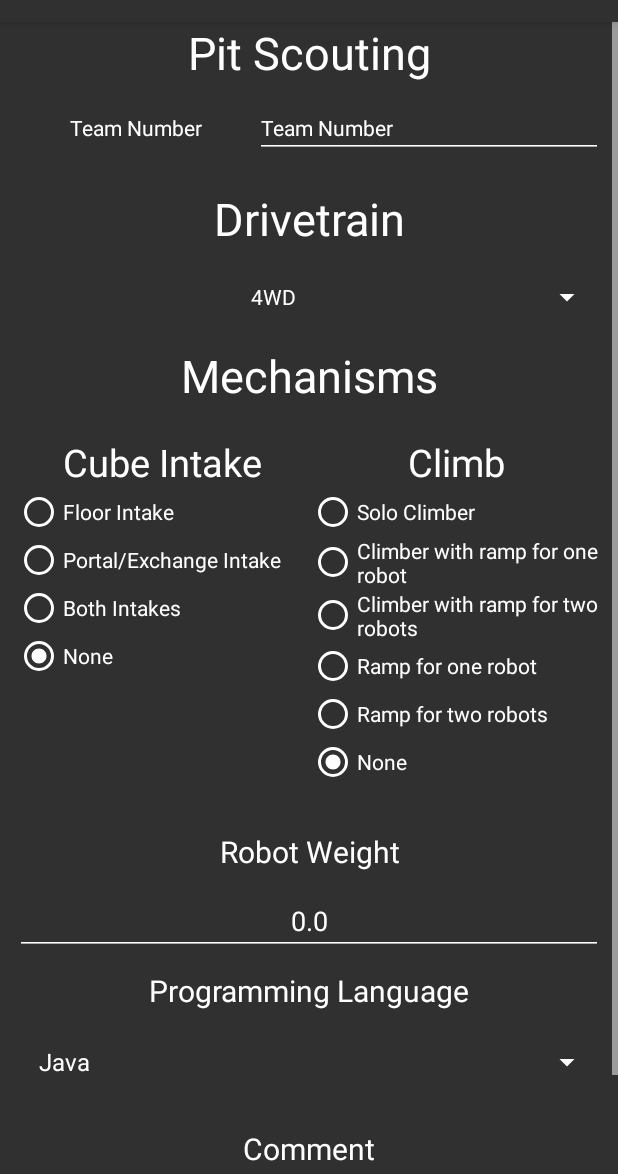
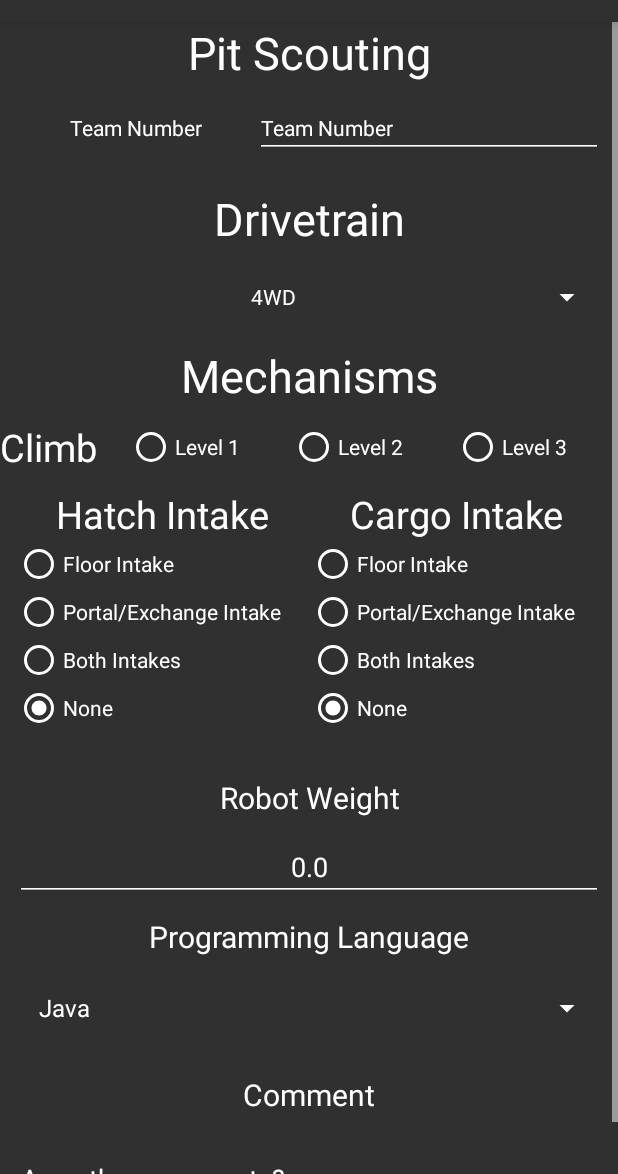
Before and after one commit to RoboLancers/LancerScout, an Android app: the PitScoutingActivity screen opened directly, with no data from a screen before it, on a phone screen of 412 x 824 dp, the part 62-1236 px from its top. Run offline under Robolectric (Android 15) with nearby library versions, the phone set to English and light mode, and no system bars; 1 statement that could not run was skipped.

Commit message:
Update pit scouting to 2019

```diff
--- a/app/src/main/java/robolancer/com/lancerscout/models/pit/Climb.java
+++ b/app/src/main/java/robolancer/com/lancerscout/models/pit/Climb.java
@@ -1,12 +1,9 @@
 package robolancer.com.lancerscout.models.pit;
 
 public enum Climb {
-    SOLO_CLIMB("Solo Climb"),
-    CLIMBER_WITH_RAMP_1("Climber with ramp for one robot"),
-    CLIMBER_WITH_RAMP_2("Climber with ramp for two robots"),
-    RAMP_1("Ramp for one robot"),
-    RAMP_2("Ramp for two robots"),
-    NONE_INTAKE("None");
+    LEVEL_1("Level 1"),
+    LEVEL_2("Level 2"),
+    LEVEL_3("Level 3");
 
     private final String name;
 
--- a/app/src/main/java/robolancer/com/lancerscout/models/pit/CubeIntake.java
+++ b/app/src/main/java/robolancer/com/lancerscout/models/pit/Intake.java
@@ -1,15 +1,14 @@
 package robolancer.com.lancerscout.models.pit;
 
-public enum CubeIntake {
-
+public enum Intake {
     FLOOR_INTAKE("Floor Intake"),
     HUMAN_INTAKE("Portal/Exchange Intake"),
     BOTH_INTAKES("Both Intakes"),
-    NONE_INTAKE("None");
+    NO_INTAKE("None");
 
     private final String name;
 
-    CubeIntake(String name) {
+    Intake(String name) {
         this.name = name;
     }
 
--- a/app/src/main/res/layout/activity_pit_scouting.xml
+++ b/app/src/main/res/layout/activity_pit_scouting.xml
@@ -85,6 +85,53 @@
 
             <LinearLayout
                 android:layout_width="match_parent"
+                android:layout_height="wrap_content"
+                android:layout_weight="0.5"
+                android:orientation="horizontal">
+
+                <TextView
+                    android:layout_width="wrap_content"
+                    android:layout_height="wrap_content"
+                    android:layout_weight="0"
+                    android:paddingRight="20dp"
+                    android:text="@string/climb"
+                    android:textAlignment="center"
+                    android:textSize="25sp" />
+
+                <RadioGroup
+                    android:id="@+id/climbingRadioGroup"
+                    android:layout_width="match_parent"
+                    android:layout_height="match_parent"
+                    android:layout_weight="0"
+                    android:gravity="center"
+                    android:orientation="horizontal">
+
+                    <RadioButton
+                        android:id="@+id/level1Climb"
+                        android:layout_width="wrap_content"
+                        android:layout_height="wrap_content"
+                        android:layout_weight="1"
+                        android:text="@string/level_1" />
+
+                    <RadioButton
+                        android:id="@+id/level2Climb"
+                        android:layout_width="wrap_content"
+                        android:layout_height="wrap_content"
+                        android:layout_weight="1"
+                        android:text="@string/level_2" />
+
+                    <RadioButton
+                        android:id="@+id/level3Climb"
+                        android:layout_width="wrap_content"
+                        android:layout_height="wrap_content"
+                        android:layout_weight="1"
+                        android:text="@string/level_3" />
+
+                </RadioGroup>
+            </LinearLayout>
+
+            <LinearLayout
+                android:layout_width="match_parent"
                 android:layout_height="match_parent"
                 android:layout_margin="10dp"
                 android:baselineAligned="false"
@@ -100,39 +147,39 @@
                         android:layout_width="match_parent"
                         android:layout_height="wrap_content"
                         android:layout_weight="0"
-                        android:text="@string/cube_intake"
+                        android:text="Hatch Intake"
                         android:textAlignment="center"
                         android:textSize="25sp" />
 
                     <RadioGroup
-                        android:id="@+id/cubeIntakeRadioGroup"
+                        android:id="@+id/hatchIntakeRadioGroup"
                         android:layout_width="match_parent"
                         android:layout_height="match_parent"
                         android:layout_weight="0">
 
                         <RadioButton
-                            android:id="@+id/floorIntakeRadioButton"
+                            android:id="@+id/hatchFloorIntakeRadioButton"
                             android:layout_width="wrap_content"
                             android:layout_height="wrap_content"
                             android:layout_weight="1"
                             android:text="@string/floor_intake" />
 
                         <RadioButton
-                            android:id="@+id/humanIntakeRadioButton"
+                            android:id="@+id/hatchHumanIntakeRadioButton"
                             android:layout_width="wrap_content"
                             android:layout_height="wrap_content"
                             android:layout_weight="1"
                             android:text="@string/portal_exchange_intake" />
 
                         <RadioButton
-                            android:id="@+id/bothIntakeRadioButton"
+                            android:id="@+id/hatchBothIntakeRadioButton"
                             android:layout_width="wrap_content"
                             android:layout_height="wrap_content"
                             android:layout_weight="1"
                             android:text="@string/both_intakes" />
 
                         <RadioButton
-                            android:id="@+id/noneIntakeRadioButton"
+                            android:id="@+id/hatchNoneIntakeRadioButton"
                             android:layout_width="wrap_content"
                             android:layout_height="wrap_content"
                             android:layout_weight="1"
@@ -143,7 +190,7 @@
 
                 <LinearLayout
                     android:layout_width="match_parent"
-                    android:layout_height="wrap_content"
+                    android:layout_height="match_parent"
                     android:layout_weight="0.5"
                     android:orientation="vertical">
 
@@ -151,53 +198,39 @@
                         android:layout_width="match_parent"
                         android:layout_height="wrap_content"
                         android:layout_weight="0"
-                        android:text="@string/climb"
+                        android:text="Cargo Intake"
                         android:textAlignment="center"
                         android:textSize="25sp" />
 
                     <RadioGroup
-                        android:id="@+id/climbingRadioGroup"
+                        android:id="@+id/cargoIntakeRadioGroup"
                         android:layout_width="match_parent"
                         android:layout_height="match_parent"
                         android:layout_weight="0">
 
                         <RadioButton
-                            android:id="@+id/soloClimberRadioButton"
+                            android:id="@+id/cargoFloorIntakeRadioButton"
                             android:layout_width="wrap_content"
                             android:layout_height="wrap_content"
                             android:layout_weight="1"
-                            android:text="@string/solo_climber" />
+                            android:text="@string/floor_intake" />
 
                         <RadioButton
-                            android:id="@+id/climberRamp1RadioButton"
+                            android:id="@+id/cargoHumanIntakeRadioButton"
                             android:layout_width="wrap_content"
                             android:layout_height="wrap_content"
                             android:layout_weight="1"
-                            android:text="@string/climber_with_ramp_for_one_robot" />
+                            android:text="@string/portal_exchange_intake" />
 
                         <RadioButton
-                            android:id="@+id/climberRamp2RadioButton"
+                            android:id="@+id/cargoBothIntakeRadioButton"
                             android:layout_width="wrap_content"
                             android:layout_height="wrap_content"
                             android:layout_weight="1"
-                            android:text="@string/climber_with_ramp_for_two_robots" />
+                            android:text="@string/both_intakes" />
 
                         <RadioButton
-                            android:id="@+id/ramp1RadioButton"
-                            android:layout_width="wrap_content"
-                            android:layout_height="wrap_content"
-                            android:layout_weight="1"
-                            android:text="@string/ramp_for_one_robot" />
-
-                        <RadioButton
-                            android:id="@+id/ramp2RadioButton"
-                            android:layout_width="wrap_content"
-                            android:layout_height="wrap_content"
-                            android:layout_weight="1"
-                            android:text="@string/ramp_for_two_robots" />
-
-                        <RadioButton
-                            android:id="@+id/noneClimberRadioButton"
+                            android:id="@+id/cargoNoneIntakeRadioButton"
                             android:layout_width="wrap_content"
                             android:layout_height="wrap_content"
                             android:layout_weight="1"
--- a/app/src/main/res/values/strings.xml
+++ b/app/src/main/res/values/strings.xml
@@ -63,6 +63,7 @@
     <string name="ship_cargo">Ship Cargo</string>
     <string name="sandstorm">Sandstorm</string>
     <string name="driver_controlled">Driver Controlled</string>
+    <string name="level_3">Level 3</string>
 
     <string-array name="ProgrammingLanguage">
         <item>Java</item>
```
Also changed, not shown: app/src/main/java/robolancer/com/lancerscout/activities/pit/PitScoutingActivity.java (+87 -56 lines), app/src/main/java/robolancer/com/lancerscout/models/pit/LancerPit.java (+15 -6 lines), app/src/main/java/robolancer/com/lancerscout/models/pit/LancerPitBuilder.java (+12 -4 lines).
